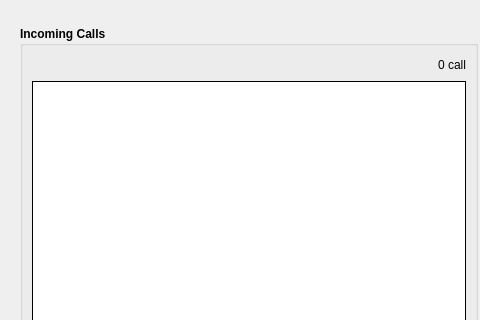
Before: the Qt Designer form xivoclient/src/xlets/switchboard/switchboard.ui in wazo-platform/wazo-client-qt, drawn with Qt 5; both pictures show x 0 to 480 and y 0 to 320 of the 961 by 632 pixel window.
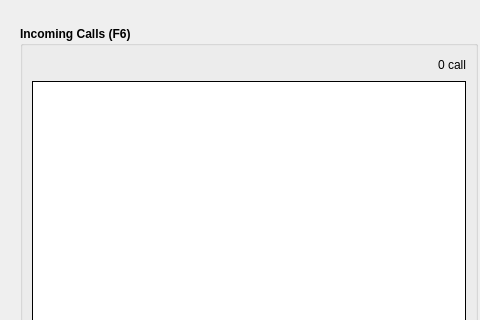
After: the same form once the commit is applied. Custom widgets are drawn as their Qt base class.

Commit message: add shortcut to select incoming calls for switchboard

```diff
--- a/xivoclient/src/xlets/switchboard/switchboard.ui
+++ b/xivoclient/src/xlets/switchboard/switchboard.ui
@@ -32,7 +32,7 @@
          </font>
         </property>
         <property name="title">
-         <string>Incoming Calls</string>
+         <string>Incoming Calls (F6)</string>
         </property>
         <layout class="QVBoxLayout" name="verticalLayout_3">
          <item>
```
The commit also changes 2 other files.
